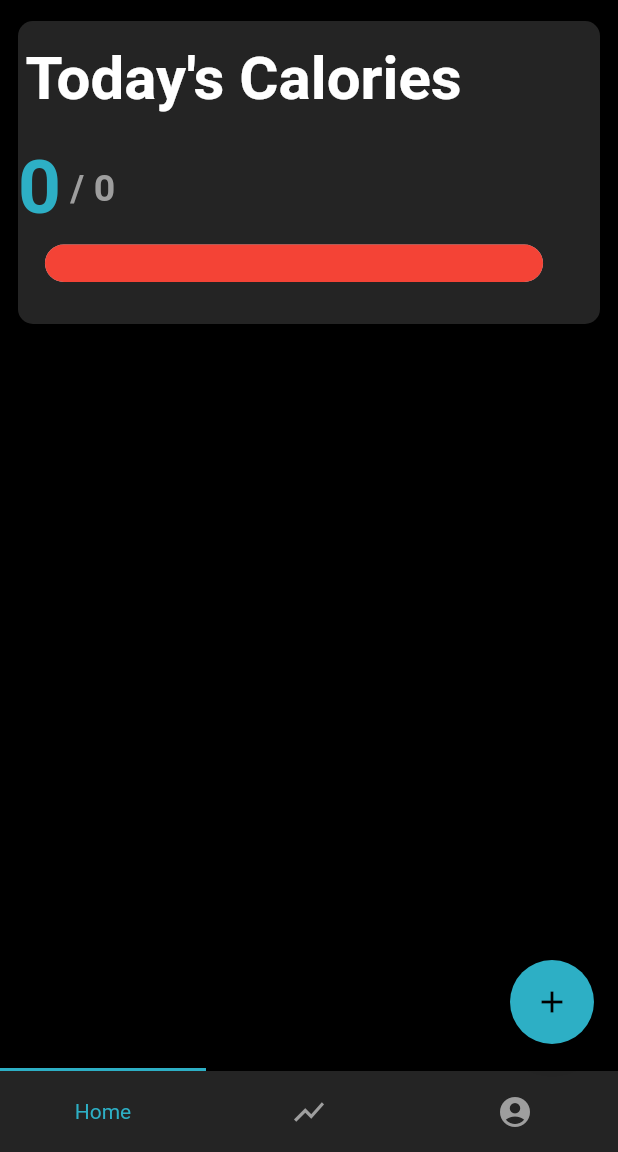
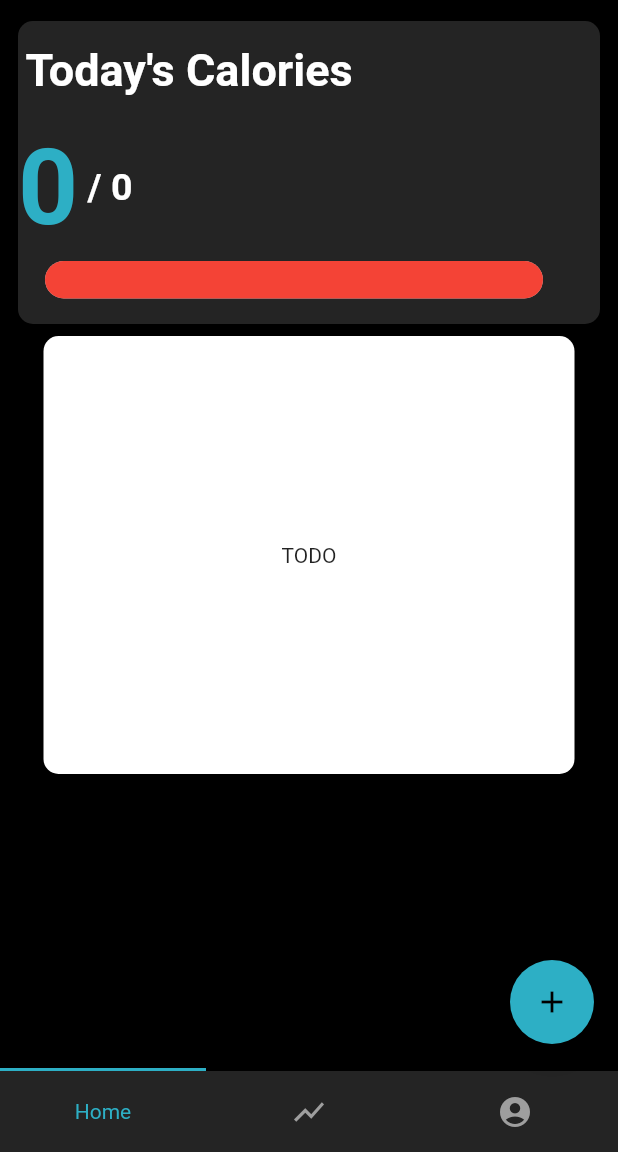
Before and after one commit to RamyF/CalorieCounter, a Flutter app: the screen it shows once a user with an empty profile is signed in, on a phone screen of 412 x 824 dp, the part 84-1236 px from its top. Run offline on Flutter 3.47's test engine with Material 2 defaults, Android fonts, the phone set to English and light mode, and no system bars; drawn by our look-alikes of percent_indicator, titled_navigation_bar; our stand-ins replace cloud_firestore, firebase_auth; accounts and stored records are empty; network calls fail.

```diff
--- a/lib/screens/overview_screen.dart
+++ b/lib/screens/overview_screen.dart
@@ -29,7 +29,7 @@ class _OverviewScreenState extends State<OverviewScreen> {
                   child: Text(
                     'Today\'s Calories',
                     style: TextStyle(
-                      fontSize: 40.0,
+                      fontSize: 30.0,
                       fontWeight: FontWeight.bold,
                       color: Colors.white,
                     ),
@@ -43,23 +43,23 @@ class _OverviewScreenState extends State<OverviewScreen> {
                     ? Text(
                         '${user.currentCals}',
                         style: TextStyle(
-                            fontSize: 50.0,
+                            fontSize: 70.0,
                             fontWeight: FontWeight.bold,
                             color: Colors.red),
                       )
                     : Text(
                         '${user.currentCals}',
                         style: TextStyle(
-                            fontSize: 50.0,
+                            fontSize: 70.0,
                             fontWeight: FontWeight.bold,
-                            color:Theme.of(context).primaryColor),
+                            color: Theme.of(context).primaryColor),
                       ),
                 Text(
                   ' / ${user.calGoal}',
                   style: TextStyle(
                       fontSize: 25.0,
                       fontWeight: FontWeight.bold,
-                      color: Colors.grey),
+                      color: Colors.white),
                 ),
               ],
             ),
@@ -96,15 +96,23 @@ class _OverviewScreenState extends State<OverviewScreen> {
     return Scaffold(
       backgroundColor: Colors.black,
       body: SingleChildScrollView(
-              child: Column(
+        physics: AlwaysScrollableScrollPhysics(),
+        child: Column(
           children: <Widget>[
             Padding(
               padding: const EdgeInsets.only(top: 10.0),
               child: buildCalCard(user),
             ),
-            Padding(
-              padding: const EdgeInsets.only(top: 20.0, left: 5.0, right: 5.0),
-              child: Text('TODO')
+            Container(
+              height: 300.0,
+              width: MediaQuery.of(context).size.width - 50,
+              child: Card(
+                color: Colors.white,
+                shape: RoundedRectangleBorder(
+                  borderRadius: BorderRadius.circular(10.0),
+                ),
+                child: Center(child: Text("TODO"),),
+              ),
             ),
           ],
         ),
```
Also changed, not shown: lib/screens/home_screen.dart (+41 -4 lines).
